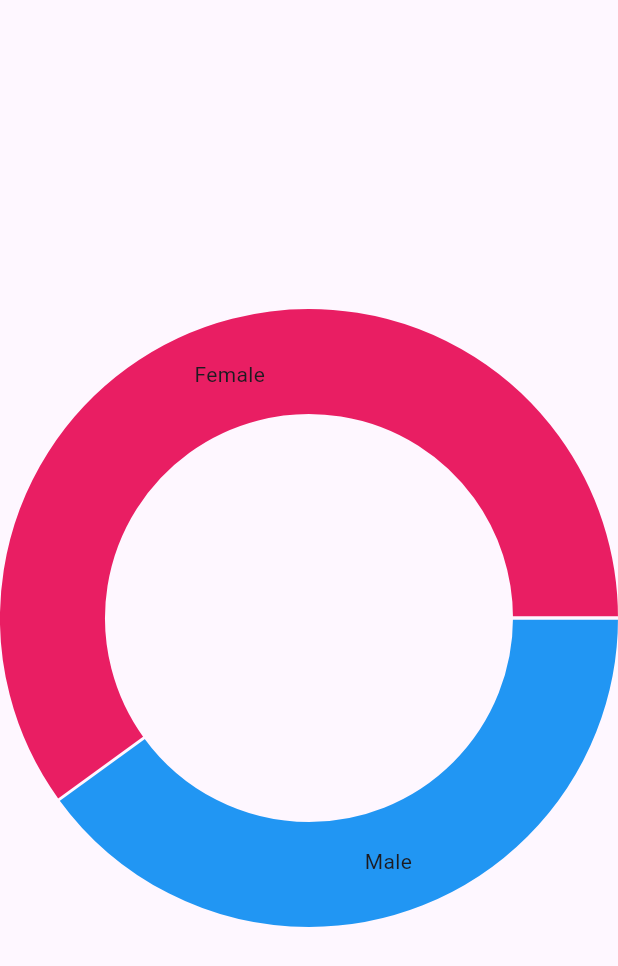
After one commit to johnfacun20/testing, a Flutter app: the Dashboard screen opened directly, on a phone screen of 412 x 824 dp. The commit adds this screen. Shown: the top 966 px of the screen. Run offline on Flutter 3.47's test engine with Material 3 defaults, Android fonts, the phone set to English and light mode, and no system bars; drawn by our look-alikes of fl_chart; our stand-ins replace shared_preferences; accounts and stored records are empty.

Commit message:
Display records

```diff
--- /dev/null
+++ b/lib/dashboard.dart
@@ -0,0 +1,34 @@
+import 'package:flutter/cupertino.dart';
+import 'package:flutter/material.dart';
+import 'package:fl_chart/fl_chart.dart';
+
+class Dashboard extends StatelessWidget {
+
+  @override
+  Widget build(BuildContext context) {
+    return Scaffold(
+        body: Container(
+          child: PieChart(
+            PieChartData(
+              sections: [
+                PieChartSectionData(
+                  value: 10,
+                  title: 'Male',
+                  color: Colors.blue,
+                  radius: 70,
+                  showTitle: true
+                ),
+                PieChartSectionData(
+                    value: 15,
+                    title: 'Female',
+                    radius: 70,
+                    color: Colors.pink,
+                  showTitle: true
+                )
+              ]
+            )
+          ),
+        )
+    );
+  }
+}
--- a/lib/user/user.dart
+++ b/lib/user/user.dart
@@ -2,6 +2,8 @@ import 'dart:convert';
 
 import 'package:flutter/material.dart';
 import 'package:shared_preferences/shared_preferences.dart';
+import 'package:testing/dashboard.dart';
+import 'package:testing/drawer.dart';
 import 'package:testing/main.dart';
 import 'package:testing/model/api_response.dart';
 import 'package:testing/model/user.dart';
@@ -132,6 +134,7 @@ class _UserState extends State<UserPage> {
               ),
             )*/
           ),
+          drawer: DrawerMenu(),
           body: RefreshIndicator(
             key: _refreshIndicatorKey,
             onRefresh: _refresh,
@@ -158,7 +161,8 @@ class _UserState extends State<UserPage> {
                           if(val == 'Edit'){
                             Navigator.of(context).push(MaterialPageRoute(builder: (context) => EditUser(userID: user['id'])));
                           } else {
-                            _showMessageBox(context, user['id']);
+                            //_showMessageBox(context, user['id']);
+                            Navigator.of(context).push(MaterialPageRoute(builder: (context) => Dashboard()));
                           }
                         },
                       ),
--- a/lib/variables.dart
+++ b/lib/variables.dart
@@ -1 +1 @@
-const String ipaddress = 'https://phplaravel-1199458-4234236.cloudwaysapps.com/api';
+const String ipaddress = 'http://10.0.2.2:8000/api';
--- a/pubspec.yaml
+++ b/pubspec.yaml
@@ -48,6 +48,7 @@ dev_dependencies:
   http: ^1.1.0
   shared_preferences: ^2.2.2
   flutter_lints: ^2.0.0
+  fl_chart: ^0.65.0
 
 # For information on the generic Dart part of this file, see the
 # following page: https://dart.dev/tools/pub/pubspec
```
Also changed, not shown: lib/drawer.dart (added, +47 -0 lines), lib/services/user_services.dart (+37 -0 lines), lib/user/edit_user.dart (+119 -2 lines), pubspec.lock, 1 other file.
